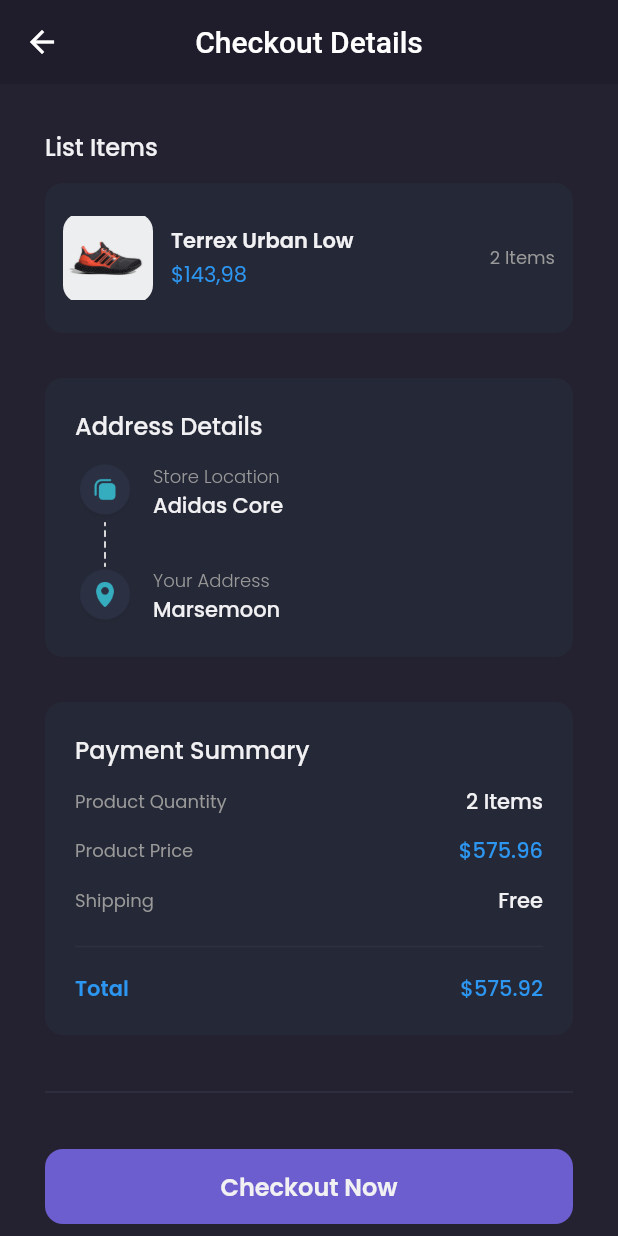
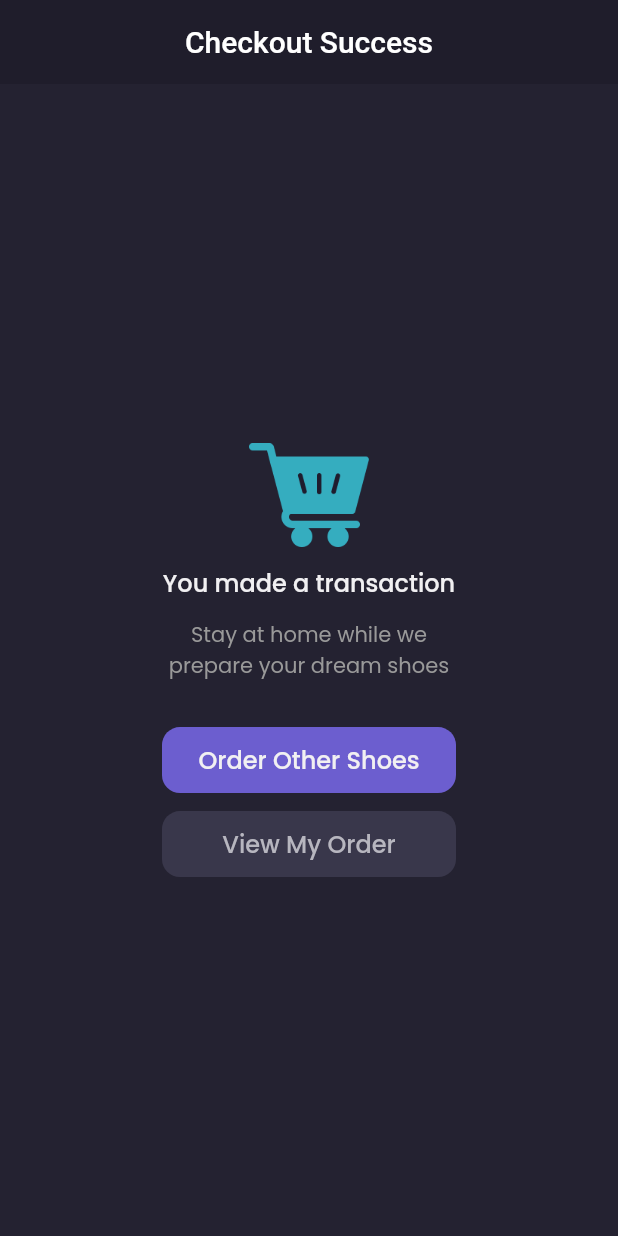
Before and after one commit to nenofetch/bwa_frontend_flutter, a Flutter app: the CheckoutPage screen opened by its route, after a tap on "Checkout Now", on a phone screen of 412 x 824 dp. Run offline on Flutter 3.47's test engine with Material 2 defaults, Android fonts, the phone set to English and light mode, and no system bars; our stand-ins replace carousel_slider, google_fonts.

Commit message:
feat: adding checkout success page

```diff
--- a/lib/main.dart
+++ b/lib/main.dart
@@ -1,6 +1,7 @@
 import 'package:flutter/material.dart';
 import 'package:shamo_frontend/pages/cart_page.dart';
 import 'package:shamo_frontend/pages/checkout_page.dart';
+import 'package:shamo_frontend/pages/checkout_success.dart';
 import 'package:shamo_frontend/pages/edit_profile_page.dart';
 import 'package:shamo_frontend/pages/home/detail_chat_page.dart';
 import 'package:shamo_frontend/pages/home/main_page.dart';
@@ -28,6 +29,7 @@ class MyApp extends StatelessWidget {
         '/product': (context) => ProductPage(),
         '/cart': (context) => CartPage(),
         '/checkout': (context) => CheckoutPage(),
+        '/checkout-success': (context) => CheckOutSuccessPage(),
       },
     );
   }
--- a/lib/pages/checkout_page.dart
+++ b/lib/pages/checkout_page.dart
@@ -247,7 +247,10 @@ class CheckoutPage extends StatelessWidget {
             width: double.infinity,
             margin: EdgeInsets.symmetric(vertical: defaultMargin),
             child: TextButton(
-              onPressed: () {},
+              onPressed: () {
+                Navigator.pushNamedAndRemoveUntil(
+                    context, '/checkout-success', (route) => false);
+              },
               style: TextButton.styleFrom(
                 backgroundColor: primaryColor,
                 shape: RoundedRectangleBorder(
--- /dev/null
+++ b/lib/pages/checkout_success.dart
@@ -0,0 +1,101 @@
+import 'package:flutter/material.dart';
+import 'package:shamo_frontend/themes.dart';
+
+class CheckOutSuccessPage extends StatelessWidget {
+  const CheckOutSuccessPage({super.key});
+
+  @override
+  Widget build(BuildContext context) {
+    PreferredSizeWidget header() {
+      return AppBar(
+        backgroundColor: backgroundColor1,
+        elevation: 0,
+        centerTitle: true,
+        title: Text('Checkout Success'),
+      );
+    }
+
+    Widget content() {
+      return Center(
+        child: Column(
+          mainAxisAlignment: MainAxisAlignment.center,
+          children: [
+            Image.asset(
+              'assets/icon_empty_cart.png',
+              width: 80,
+            ),
+            SizedBox(
+              height: 12,
+            ),
+            Text(
+              'You made a transaction',
+              style: primaryTextStyle.copyWith(
+                fontSize: 16,
+                fontWeight: medium,
+              ),
+            ),
+            SizedBox(
+              height: 12,
+            ),
+            Text(
+              'Stay at home while we\nprepare your dream shoes',
+              style: secondaryTextStyle,
+              textAlign: TextAlign.center,
+            ),
+            Container(
+              width: 196,
+              height: 44,
+              margin: EdgeInsets.only(top: defaultMargin),
+              child: TextButton(
+                onPressed: () {
+                  Navigator.pushNamedAndRemoveUntil(
+                      context, '/home', (route) => false);
+                },
+                style: TextButton.styleFrom(
+                  backgroundColor: primaryColor,
+                  shape: RoundedRectangleBorder(
+                    borderRadius: BorderRadius.circular(12),
+                  ),
+                ),
+                child: Text(
+                  'Order Other Shoes',
+                  style: primaryTextStyle.copyWith(
+                    fontSize: 16,
+                    fontWeight: medium,
+                  ),
+                ),
+              ),
+            ),
+            Container(
+              width: 196,
+              height: 44,
+              margin: EdgeInsets.only(top: 12),
+              child: TextButton(
+                onPressed: () {},
+                style: TextButton.styleFrom(
+                  backgroundColor: Color(0xff39374B),
+                  shape: RoundedRectangleBorder(
+                    borderRadius: BorderRadius.circular(12),
+                  ),
+                ),
+                child: Text(
+                  'View My Order',
+                  style: primaryTextStyle.copyWith(
+                      fontSize: 16,
+                      fontWeight: medium,
+                      color: Color(0xffB7B6BF)),
+                ),
+              ),
+            ),
+          ],
+        ),
+      );
+    }
+
+    return Scaffold(
+      backgroundColor: backgroundColor3,
+      appBar: header(),
+      body: content(),
+    );
+  }
+}
```
